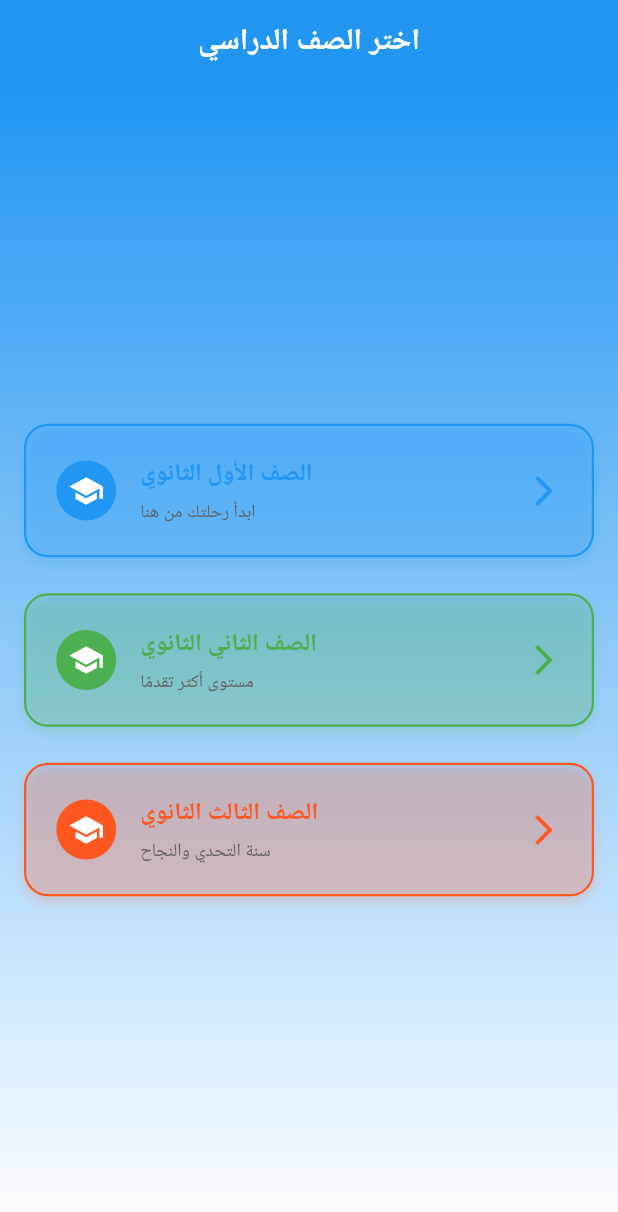
After one commit to Shehab-adel/mr_app, a Flutter app: the SelectGradeScreen screen opened by its route, on a phone screen of 412 x 824 dp. The commit adds this screen. Shown: the top 1212 px of the screen. Run offline on Flutter 3.47's test engine with Material 3 defaults, Android fonts, the light colour scheme and no system bars; our stand-ins replace flutter_screenutil, shared_preferences, youtube_player_flutter; accounts and stored records are empty; network calls fail.

Commit message:
Refactor UI: updated AppBar style, responsive design, and AppTheme with white arrowBack

```diff
--- /dev/null
+++ b/lib/screens/SelectGradeScreen.dart
@@ -0,0 +1,79 @@
+import 'package:flutter/material.dart';
+import 'package:shared_preferences/shared_preferences.dart';
+
+import '../widgets/common/custom_confirmation_dialog.dart';
+import '../widgets/selected_grade/grade_card.dart';
+
+class SelectGradeScreen extends StatelessWidget {
+  const SelectGradeScreen({super.key});
+
+  Future<void> _saveGrade(
+      BuildContext context, int grade, String gradeName) async {
+    final prefs = await SharedPreferences.getInstance();
+    await prefs.setInt('grade', grade);
+
+    // رسالة تأكيد
+    showDialog(
+      // ignore: use_build_context_synchronously
+      context: context,
+      builder: (ctx) => CustomConfirmationDialog(
+        title: "تأكيد الاختيار",
+        content: "هل أنت متأكد أنك في $gradeName؟",
+        onCancel: () => Navigator.pop(ctx),
+        onConfirm: () {
+          Navigator.pop(ctx);
+          Navigator.pushReplacementNamed(context, '/home');
+        },
+      ),
+    );
+  }
+
+  @override
+  Widget build(BuildContext context) {
+    return Scaffold(
+      appBar: AppBar(
+        title: const Text("اختر الصف الدراسي"),
+        centerTitle: true,
+        automaticallyImplyLeading: false,
+      ),
+      body: Container(
+        decoration: const BoxDecoration(
+          gradient: LinearGradient(
+            begin: Alignment.topCenter,
+            end: Alignment.bottomCenter,
+            colors: [
+              Color(0xFF2196F3), // أزرق
+              Colors.white, // أبيض
+            ],
+          ),
+        ),
+        child: Padding(
+          padding: const EdgeInsets.all(16.0),
+          child: Column(
+            mainAxisAlignment: MainAxisAlignment.center,
+            children: [
+              GradeCard(
+                title: "الصف الأول الثانوي",
+                subtitle: "ابدأ رحلتك من هنا",
+                color: Colors.blue,
+                onTap: () => _saveGrade(context, 1, "الصف الأول الثانوي"),
+              ),
+              GradeCard(
+                title: "الصف الثاني الثانوي",
+                subtitle: "مستوى أكثر تقدمًا",
+                color: Colors.green,
+                onTap: () => _saveGrade(context, 2, "الصف الثاني الثانوي"),
+              ),
+              GradeCard(
+                title: "الصف الثالث الثانوي",
+                subtitle: "سنة التحدي والنجاح",
+                color: Colors.deepOrange,
+                onTap: () => _saveGrade(context, 3, "الصف الثالث الثانوي"),
+              ),
+            ],
+          ),
+        ),
+      ),
+    );
+  }
+}
--- a/lib/utils/app_routes.dart
+++ b/lib/utils/app_routes.dart
@@ -1,9 +1,12 @@
 import 'package:flutter/material.dart';
+import 'package:mister_app/screens/SelectGradeScreen.dart';
 import 'package:mister_app/screens/forget_screen.dart';
 import 'package:mister_app/screens/home_screen.dart';
 import 'package:mister_app/screens/login_screen.dart';
 import 'package:mister_app/screens/payment_screen.dart';
 import 'package:mister_app/screens/register_screen.dart';
+import 'package:mister_app/screens/videos/player_videos_screen.dart';
+import 'package:mister_app/screens/videos/playlists_screen.dart';
 
 class AppRoutes {
   static const String login = '/login';
@@ -11,6 +14,9 @@ class AppRoutes {
   static const String forget = '/forget';
   static const String payment = '/payment';
   static const String home = '/home';
+  static const String plylist = '/videos';
+  static const String plylitPlayer = '/videos_player';
+  static const String selectGrade = '/select_grade';
 
   static Route<dynamic> generateRoute(RouteSettings settings) {
     switch (settings.name) {
@@ -22,8 +28,20 @@ class AppRoutes {
         return _fadeSlideRoute(const ForgetScreen(), settings);
       case payment:
         return _fadeSlideRoute(const PaymentScreen(), settings);
+      case selectGrade:
+        return _fadeSlideRoute(const SelectGradeScreen(), settings);
       case home:
         return _fadeSlideRoute(const HomeScreen(), settings);
+      case plylist:
+        return _fadeSlideRoute(PlaylistsScreen(), settings);
+      case plylitPlayer:
+        return _fadeSlideRoute(
+            const PlayerVideosScreen(
+              playlistId: 'UC_x5XG1OV2P6uZZ5FSM9Ttw',
+              title: '',
+            ),
+            settings);
+
       default:
         return MaterialPageRoute(
           builder: (_) => const Scaffold(
--- a/lib/utils/app_theme.dart
+++ b/lib/utils/app_theme.dart
@@ -3,6 +3,17 @@ import 'package:flutter/material.dart';
 class AppTheme {
   static ThemeData lightTheme = ThemeData(
     primarySwatch: Colors.blue,
+    // 👇 هنا نخلي أي أيقونة في الـ AppBar تظهر باللون الأبيض
+    appBarTheme: const AppBarTheme(
+      iconTheme: IconThemeData(color: Colors.white),
+      titleTextStyle: TextStyle(
+        color: Colors.white,
+        fontSize: 20,
+        fontWeight: FontWeight.bold,
+      ),
+      backgroundColor: Colors.blue,
+      elevation: 0,
+    ),
     inputDecorationTheme: InputDecorationTheme(
       contentPadding: const EdgeInsets.symmetric(horizontal: 12, vertical: 14),
       // النص العادي (قبل ما الفيلد يتحدد)
--- /dev/null
+++ b/lib/widgets/payment/grade_selector.dart
@@ -0,0 +1,30 @@
+import 'package:flutter/material.dart';
+
+class GradeSelector extends StatelessWidget {
+  final String? selectedGrade;
+  final ValueChanged<String?> onChanged;
+
+  const GradeSelector({
+    super.key,
+    required this.selectedGrade,
+    required this.onChanged,
+  });
+
+  @override
+  Widget build(BuildContext context) {
+    return DropdownButtonFormField<String>(
+      value: selectedGrade,
+      hint: const Text("اختر الصف"),
+      items: const [
+        DropdownMenuItem(value: "الصف الأول", child: Text("الصف الأول")),
+        DropdownMenuItem(value: "الصف الثاني", child: Text("الصف الثاني")),
+        DropdownMenuItem(value: "الصف الثالث", child: Text("الصف الثالث")),
+      ],
+      onChanged: onChanged,
+      decoration: const InputDecoration(
+        border: OutlineInputBorder(),
+        labelText: "الصف",
+      ),
+    );
+  }
+}
--- a/pubspec.yaml
+++ b/pubspec.yaml
@@ -38,6 +38,9 @@ dependencies:
   shared_preferences: ^2.2.3
   url_launcher: ^6.3.1
   flutter_screenutil: ^5.9.3
+  youtube_player_iframe: ^5.1.2
+  youtube_player_flutter: ^8.1.2
+  http: ^1.2.1
 
 dev_dependencies:
   flutter_test:
```
Also changed, not shown: lib/models/playlist_model.dart (added, +44 -0 lines), lib/screens/videos/player_videos_screen.dart (added, +102 -0 lines), lib/screens/videos/playlists_screen.dart (added, +47 -0 lines), lib/services/youtub_services.dart (added, +55 -0 lines), lib/widgets/home/feature_card.dart (+6 -1 lines), lib/widgets/home/feature_grid.dart (+23 -4 lines), lib/widgets/player_videos/video_player_widget.dart (added, +22 -0 lines), lib/widgets/player_videos/video_tile.dart (added, +46 -0 lines), lib/widgets/playlists/playlist_card.dart (added, +120 -0 lines), lib/widgets/playlists/playlists_appbar.dart (added, +31 -0 lines), pubspec.lock, 2 other files.
